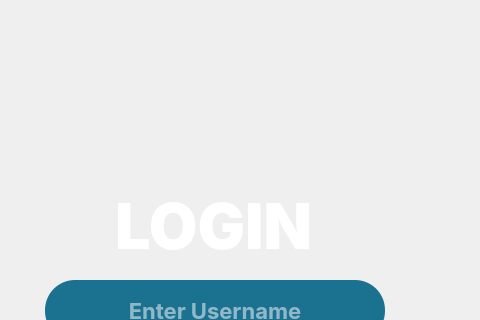
Qt form Project/mainwindow.ui (MuhammadHuzaifak2025/DSA_PROJECT) before a commit; both pictures show x 455 to 935 and y 0 to 320 of the 1280 by 720 pixel window.
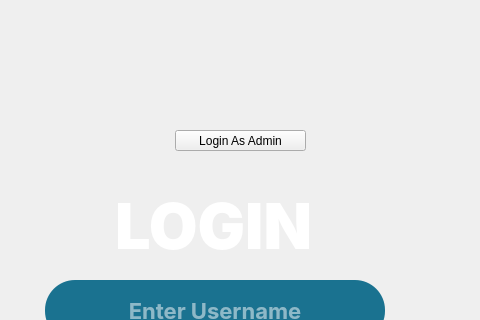
The same form after that commit. Icons and pictures are not drawn.

Patch:
```diff
--- a/Project/mainwindow.ui
+++ b/Project/mainwindow.ui
@@ -147,6 +147,19 @@
      <string>Create A New Account!</string>
     </property>
    </widget>
+   <widget class="QPushButton" name="pushButton">
+    <property name="geometry">
+     <rect>
+      <x>630</x>
+      <y>130</y>
+      <width>131</width>
+      <height>21</height>
+     </rect>
+    </property>
+    <property name="text">
+     <string>Login As Admin</string>
+    </property>
+   </widget>
   </widget>
  </widget>
  <resources/>
```
